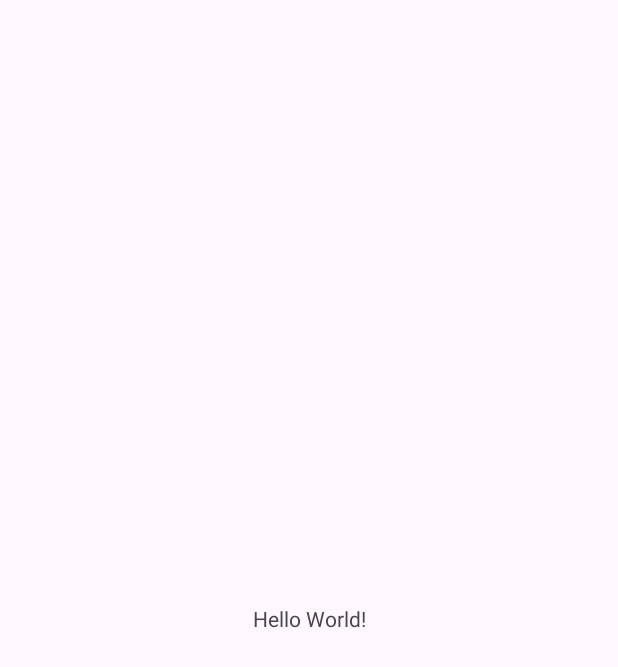
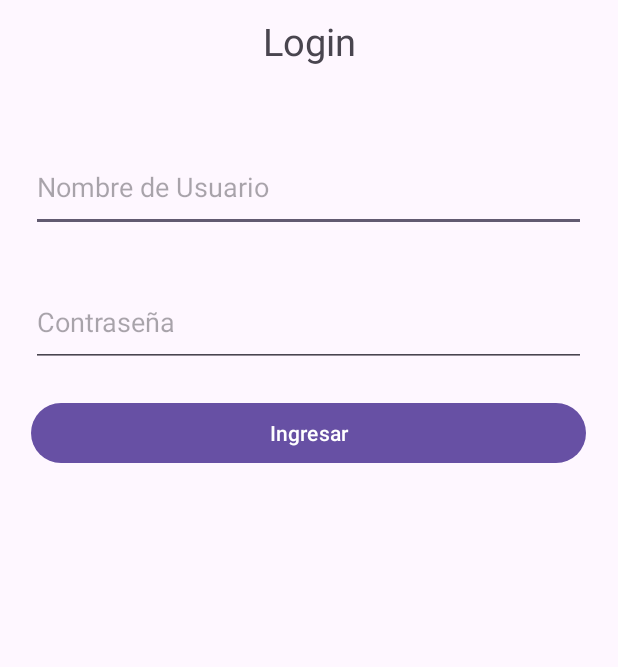
Before and after one commit to AndrexMed/AndroidStudio-Java-Exercises, an Android app: the screen it shows after launch (MainActivity), on a phone screen of 412 x 824 dp. Before the commit the part shown is almost empty. Shown: the top 667 px of the screen. Run offline under Robolectric (Android 15) with nearby library versions, the phone set to English and light mode, and no system bars.

Commit message:
Parte1_proyectoFinalMobiles

```diff
--- a/trabajofinal_mobiles/app/src/main/AndroidManifest.xml
+++ b/trabajofinal_mobiles/app/src/main/AndroidManifest.xml
@@ -13,6 +13,9 @@
         android:theme="@style/Theme.Trabajofinal_mobiles"
         tools:targetApi="31">
         <activity
+            android:name=".MainActivity2"
+            android:exported="false" />
+        <activity
             android:name=".MainActivity"
             android:exported="true">
             <intent-filter>
--- a/trabajofinal_mobiles/app/src/main/java/com/example/trabajofinal_mobiles/MainActivity.java
+++ b/trabajofinal_mobiles/app/src/main/java/com/example/trabajofinal_mobiles/MainActivity.java
@@ -2,13 +2,47 @@ package com.example.trabajofinal_mobiles;
 
 import androidx.appcompat.app.AppCompatActivity;
 
+import android.content.Intent;
 import android.os.Bundle;
+import android.view.View;
+import android.widget.EditText;
+import android.widget.Toast;
 
 public class MainActivity extends AppCompatActivity {
+
+    EditText usuario,clave;
+
+    String Usuario, Clave;
 
     @Override
     protected void onCreate(Bundle savedInstanceState) {
         super.onCreate(savedInstanceState);
         setContentView(R.layout.activity_main);
+
+        usuario = findViewById(R.id.etusuario);
+        clave = findViewById(R.id.etclave);
+    }
+
+    public void login(View view){
+
+        Usuario = usuario.getText().toString();
+        Clave = clave.getText().toString();
+
+        if (Usuario.isEmpty() || Clave.isEmpty()){
+            Toast.makeText(this, "Usuario y Contraseña Obligatorios", Toast.LENGTH_SHORT).show();
+        }else{
+            String usuario1 = "holamundo";
+            String clave1 = "1234";
+
+            if (Usuario.equals(usuario1) && Clave.equals(clave1)){
+
+                Intent intent = new Intent(this, MainActivity2.class);
+                startActivity(intent);
+
+            }else{
+                Toast.makeText(this, "Usuario o Clave Incorrecto", Toast.LENGTH_SHORT).show();
+            }
+        }
+
     }
 }
--- a/trabajofinal_mobiles/app/src/main/res/layout/activity_main.xml
+++ b/trabajofinal_mobiles/app/src/main/res/layout/activity_main.xml
@@ -1,18 +1,59 @@
 <?xml version="1.0" encoding="utf-8"?>
-<androidx.constraintlayout.widget.ConstraintLayout xmlns:android="http://schemas.android.com/apk/res/android"
+<LinearLayout xmlns:android="http://schemas.android.com/apk/res/android"
     xmlns:app="http://schemas.android.com/apk/res-auto"
     xmlns:tools="http://schemas.android.com/tools"
     android:layout_width="match_parent"
     android:layout_height="match_parent"
-    tools:context=".MainActivity">
+    tools:context=".MainActivity"
+    android:orientation="vertical">
 
     <TextView
-        android:layout_width="wrap_content"
+        android:id="@+id/textView2"
+        android:layout_width="match_parent"
         android:layout_height="wrap_content"
-        android:text="Hello World!"
-        app:layout_constraintBottom_toBottomOf="parent"
-        app:layout_constraintEnd_toEndOf="parent"
-        app:layout_constraintStart_toStartOf="parent"
-        app:layout_constraintTop_toTopOf="parent" />
+        android:text="Login"
+        android:textSize="25dp"
+        android:layout_marginTop="10dp"
+        android:gravity="center"/>
 
-</androidx.constraintlayout.widget.ConstraintLayout>
+    <LinearLayout
+        android:layout_width="370dp"
+        android:layout_height="wrap_content"
+        android:orientation="vertical"
+        android:layout_marginTop="20dp"
+        android:layout_gravity="center">
+
+        <EditText
+            android:id="@+id/etusuario"
+            android:layout_width="match_parent"
+            android:layout_height="60dp"
+            android:ems="10"
+            android:inputType="text"
+            android:hint="Nombre de Usuario"
+            android:layout_marginTop="30dp"/>
+
+        <EditText
+            android:id="@+id/etclave"
+            android:layout_width="match_parent"
+            android:layout_height="60dp"
+            android:ems="10"
+            android:inputType="textPassword"
+            android:hint="Contraseña"
+            android:layout_marginTop="30dp"/>
+    </LinearLayout>
+
+    <LinearLayout
+        android:layout_width="370dp"
+        android:layout_height="wrap_content"
+        android:orientation="vertical"
+        android:layout_marginTop="20dp"
+        android:layout_gravity="center">
+
+        <Button
+            android:id="@+id/button4"
+            android:layout_width="match_parent"
+            android:layout_height="wrap_content"
+            android:text="Ingresar"
+            android:onClick="login"/>
+    </LinearLayout>
+</LinearLayout>
```
Also changed, not shown: trabajofinal_mobiles/app/src/main/java/com/example/trabajofinal_mobiles/MainActivity2.java (added, +14 -0 lines), trabajofinal_mobiles/app/src/main/res/layout/activity_main2.xml (added, +16 -0 lines).
